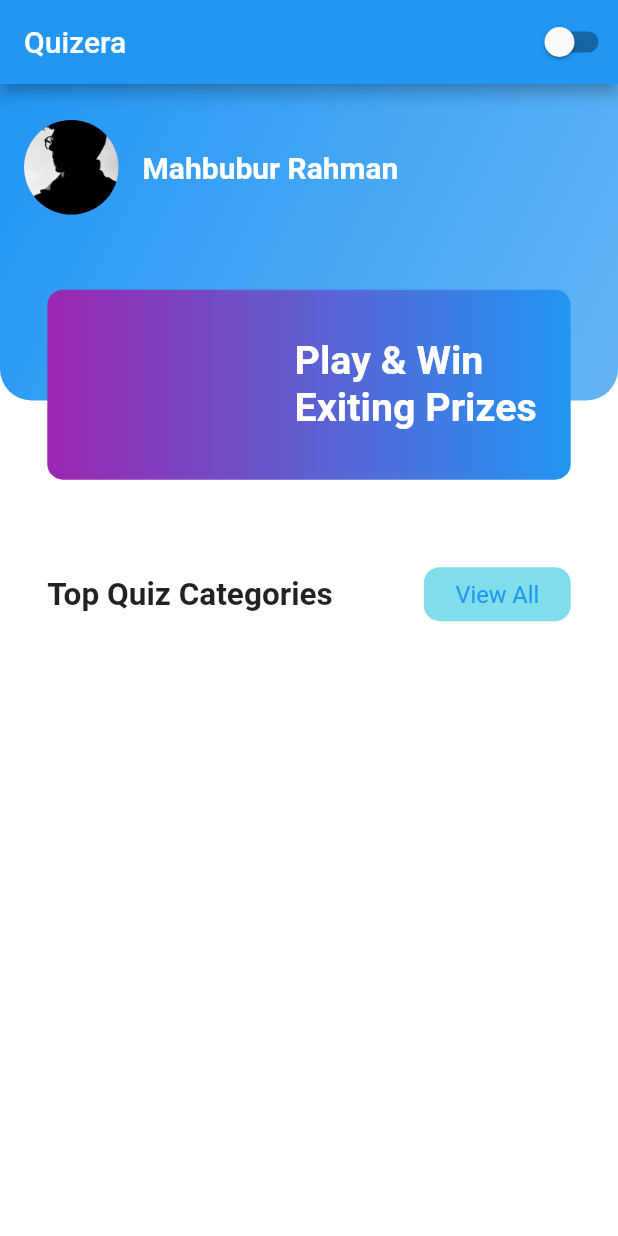
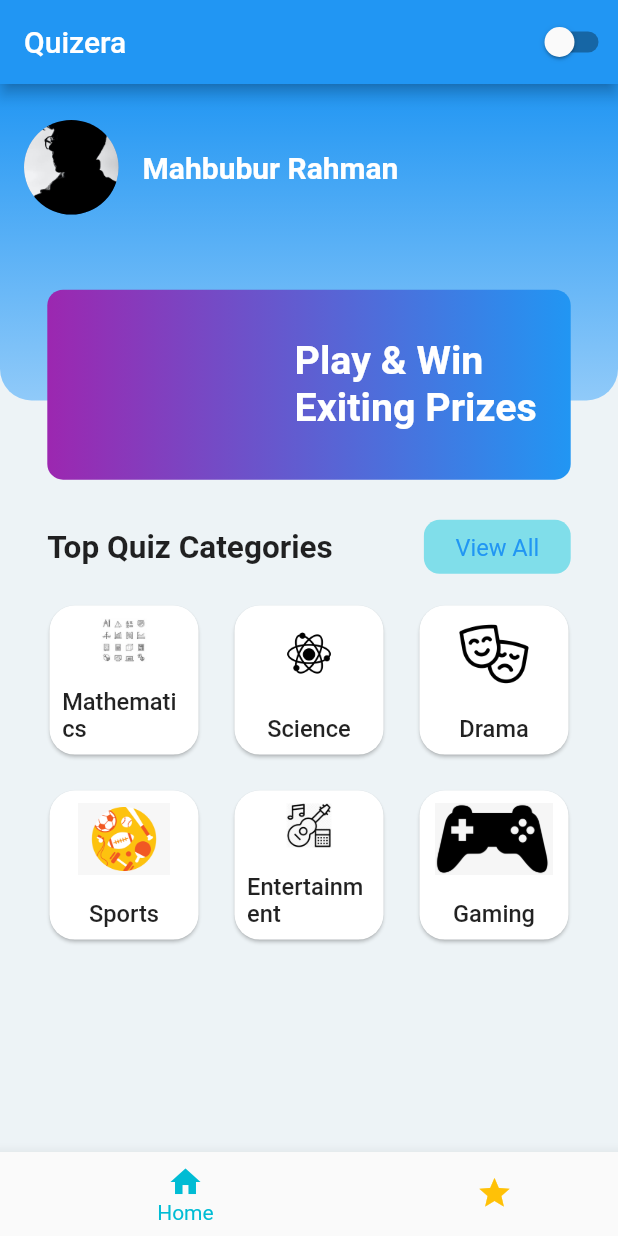
Before and after one commit to rifat0153/FlutterTriviaApp, a Flutter app: the screen it shows after launch, on a phone screen of 412 x 824 dp. Run offline on Flutter 3.47's test engine with Material 2 defaults, Android fonts, the phone set to English and light mode, and no system bars; our stand-ins replace flutter_riverpod, flutter_screenutil, freezed_annotation.

Commit message:
QuizView done

```diff
--- a/lib/features/quiz/quiz_view.dart
+++ b/lib/features/quiz/quiz_view.dart
@@ -9,9 +9,8 @@ class QuizView extends StatelessWidget {
 
   @override
   Widget build(BuildContext context) {
-    final size = MediaQuery.of(context).size;
-
     return Scaffold(
+      backgroundColor: const Color(0xFFEDF3F6),
       appBar: AppBar(
         title: const Text('Quizera'),
         actions: [const ThemeSwitch()],
@@ -61,7 +60,7 @@ class QuizView extends StatelessWidget {
         children: [
           _buildUserImageAndName(),
           SizedBox(
-            height: 100.sp,
+            height: 70.sp,
           ),
           Expanded(
             child: Container(
@@ -94,6 +93,12 @@ class QuizView extends StatelessWidget {
                       ),
                       SizedBox(width: 30.w),
                     ],
+                  ),
+                  Expanded(
+                    child: Padding(
+                      padding: EdgeInsets.symmetric(horizontal: 20.w, vertical: 3.h),
+                      child: const _BuildQuizTopicGrid(),
+                    ),
                   )
                 ],
               ),
@@ -113,11 +118,11 @@ class QuizView extends StatelessWidget {
             bottomRight: QuizConfig.profileContainerRadius,
           ),
           gradient: LinearGradient(
-            begin: Alignment.topLeft,
-            end: Alignment.bottomRight,
+            begin: Alignment.topCenter,
+            end: Alignment.bottomCenter,
             colors: [
               Colors.blue,
-              Colors.blue.shade300,
+              Colors.blue.shade200,
             ],
           )),
       child: Column(
@@ -146,3 +151,54 @@ class QuizView extends StatelessWidget {
     );
   }
 }
+
+class _BuildQuizTopicGrid extends StatelessWidget {
+  const _BuildQuizTopicGrid({
+    Key? key,
+  }) : super(key: key);
+
+  static const List<String> topics = [
+    'Mathematics',
+    'Science',
+    'Drama',
+    'Sports',
+    'Entertainment',
+    'Gaming',
+  ];
+
+  @override
+  Widget build(BuildContext context) {
+    return GridView.builder(
+      gridDelegate: const SliverGridDelegateWithFixedCrossAxisCount(
+        crossAxisCount: 3,
+      ),
+      itemCount: topics.length,
+      itemBuilder: (BuildContext context, int index) {
+        return Padding(
+          padding: EdgeInsets.symmetric(horizontal: kPadding, vertical: kPadding),
+          child: Card(
+            shape: RoundedRectangleBorder(borderRadius: BorderRadius.circular(16.r)),
+            // elevation: 5,
+            child: Column(
+              children: [
+                Expanded(
+                  child: Padding(
+                    padding: const EdgeInsets.all(8.0),
+                    child: Image.asset('$imagePath${topics[index]}.png'),
+                  ),
+                ),
+                Padding(
+                  padding: EdgeInsets.all(8.0.sp),
+                  child: Text(
+                    topics[index],
+                    style: TextStyle(fontSize: 15.sp, fontWeight: FontWeight.w500),
+                  ),
+                ),
+              ],
+            ),
+          ),
+        );
+      },
+    );
+  }
+}
--- a/lib/features/theme/theme_controller.dart
+++ b/lib/features/theme/theme_controller.dart
@@ -4,7 +4,8 @@ import 'package:flutter_riverpod/flutter_riverpod.dart';
 class MyThemes {
   static final darkTheme = ThemeData(
     scaffoldBackgroundColor: Colors.grey.shade900,
-   colorScheme: ColorScheme.dark()
+
+    colorScheme: const ColorScheme.dark(),
   );
 
   static final lightTheme = ThemeData(
--- a/lib/main.dart
+++ b/lib/main.dart
@@ -16,7 +16,7 @@ class MyApp extends ConsumerWidget {
     final myThemeData = watch(themeControllerProvider);
 
     return ScreenUtilInit(
-      designSize:const Size(392, 781),
+      designSize: const Size(392, 781),
       builder: () => MaterialApp(
         debugShowCheckedModeBanner: false,
         // themeMode: myThemeData,
@@ -39,10 +39,38 @@ class Home extends StatefulWidget {
 class _HomeState extends State<Home> {
   bool darkMode = false;
 
+  static const List<Widget> _widgetOptions = <Widget>[
+    QuizView(),
+    TriviaView(),
+  ];
+
+  int _selectedIndex = 0;
+
+  List<BottomNavigationBarItem> bottomNavBarItems = [
+    const BottomNavigationBarItem(icon: Icon(Icons.home), label: 'Home'),
+    const BottomNavigationBarItem(icon: Icon(Icons.star), label: 'Star'),
+  ];
+
+  void _onTapped(int index) {
+    setState(() {
+      _selectedIndex = index;
+    });
+  }
+
   @override
   Widget build(BuildContext context) {
     return Scaffold(
-      body: QuizView(),
+      bottomNavigationBar: BottomNavigationBar(
+        items: bottomNavBarItems,
+        currentIndex: _selectedIndex,
+        onTap: _onTapped,
+        showUnselectedLabels: false,
+        selectedItemColor: Colors.cyan,
+        type: BottomNavigationBarType.shifting,
+        backgroundColor: Colors.grey,
+        unselectedItemColor: Colors.amber,
+      ),
+      body: _widgetOptions.elementAt(_selectedIndex),
     );
   }
 }
```
Also changed, not shown: assets/images/Drama.png (added), assets/images/Entertainment.png (added), assets/images/Gaming.png (added), assets/images/Mathematics.png (added), assets/images/Science.png (added), assets/images/Sports.png (added).
